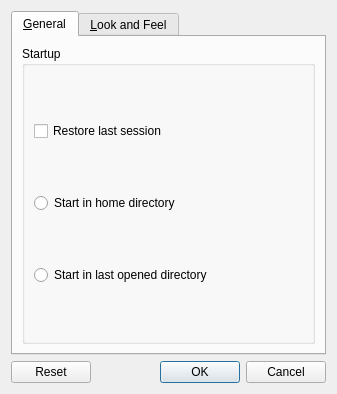
uvemas/ViTables, file vitables/preferences/settings_dlg.ui: the form before one commit.
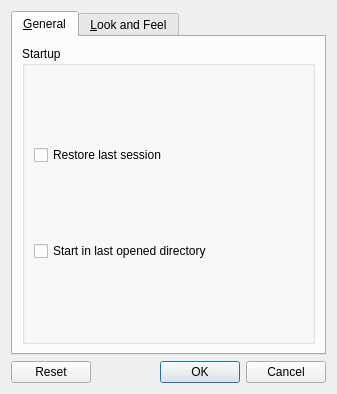
The form after the commit.

Patch:
```diff
--- a/vitables/preferences/settings_dlg.ui
+++ b/vitables/preferences/settings_dlg.ui
@@ -45,16 +45,9 @@
            </widget>
           </item>
           <item>
-           <widget class="QRadioButton" name="current_dir_rb" >
+           <widget class="QCheckBox" name="last_dir_cb" >
             <property name="text" >
-             <string comment="Label of the startup in current directory radio button" >Start in home directory</string>
-            </property>
-           </widget>
-          </item>
-          <item>
-           <widget class="QRadioButton" name="last_dir_rb" >
-            <property name="text" >
-             <string comment="Label of the startup in the last open directory radio button" >Start in last opened directory</string>
+             <string comment="Label of the startup in the last open directory check box" >Start in last opened directory</string>
             </property>
            </widget>
           </item>
```
